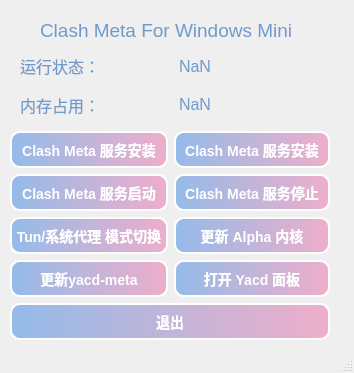
The window that foo/ui/main.ui (kogekiplay/ClashMetaForWindows_Mini) describes before a commit, drawn with Qt 5.
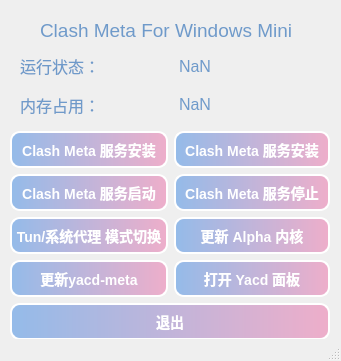
The same window after the commit.

Patch:
```diff
--- a/foo/ui/main.ui
+++ b/foo/ui/main.ui
@@ -6,8 +6,8 @@
    <rect>
     <x>0</x>
     <y>0</y>
-    <width>354</width>
-    <height>373</height>
+    <width>341</width>
+    <height>361</height>
    </rect>
   </property>
   <property name="windowTitle">
@@ -47,7 +47,7 @@
      <string>&lt;html&gt;&lt;head/&gt;&lt;body&gt;&lt;p&gt;&lt;span style=&quot; font-size:14pt;&quot;&gt;Clash Meta For Windows Mini&lt;/span&gt;&lt;/p&gt;&lt;/body&gt;&lt;/html&gt;</string>
     </property>
    </widget>
-   <widget class="QWidget" name="">
+   <widget class="QWidget" name="layoutWidget">
     <property name="geometry">
      <rect>
       <x>20</x>
@@ -95,7 +95,7 @@
      </item>
     </layout>
    </widget>
-   <widget class="QWidget" name="">
+   <widget class="QWidget" name="layoutWidget">
     <property name="geometry">
      <rect>
       <x>10</x>
```
